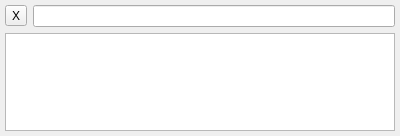
This is qtMushi/qtMushi/quicktasktask.ui in JWambaugh/mushi as Qt 5 draws it before an edit. The edited form follows.
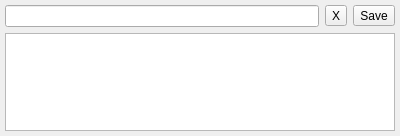
This is the edited form.

Diff of the .ui file:
```diff
--- a/qtMushi/qtMushi/quicktasktask.ui
+++ b/qtMushi/qtMushi/quicktasktask.ui
@@ -19,6 +19,9 @@
    </property>
    <item>
     <layout class="QHBoxLayout" name="horizontalLayout">
+     <item>
+      <widget class="QLineEdit" name="title"/>
+     </item>
      <item>
       <widget class="QToolButton" name="deleteButton">
        <property name="toolTip">
@@ -30,7 +33,11 @@
       </widget>
      </item>
      <item>
-      <widget class="QLineEdit" name="title"/>
+      <widget class="QToolButton" name="saveButton">
+       <property name="text">
+        <string>Save</string>
+       </property>
+      </widget>
      </item>
     </layout>
    </item>
```
